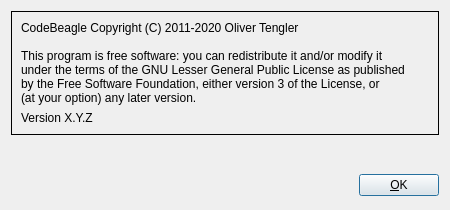
The window that dialogs/AboutDialog.ui (otengler/CodeBeagle) describes before a commit, drawn with Qt 5.
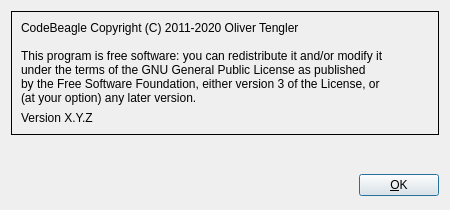
The same window after the commit.

```diff
--- a/dialogs/AboutDialog.ui
+++ b/dialogs/AboutDialog.ui
@@ -32,7 +32,7 @@
          <string>CodeBeagle Copyright (C) 2011-2020 Oliver Tengler
 
 This program is free software: you can redistribute it and/or modify it
-under the terms of the GNU Lesser General Public License as published
+under the terms of the GNU General Public License as published
 by the Free Software Foundation, either version 3 of the License, or
 (at your option) any later version.</string>
         </property>
```
